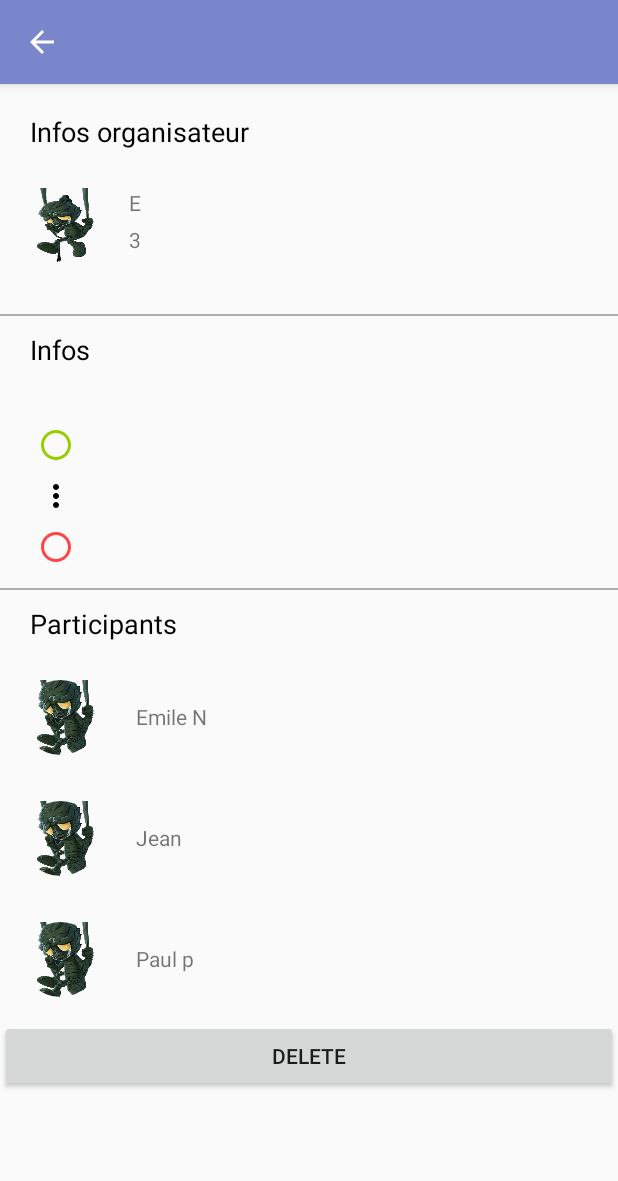
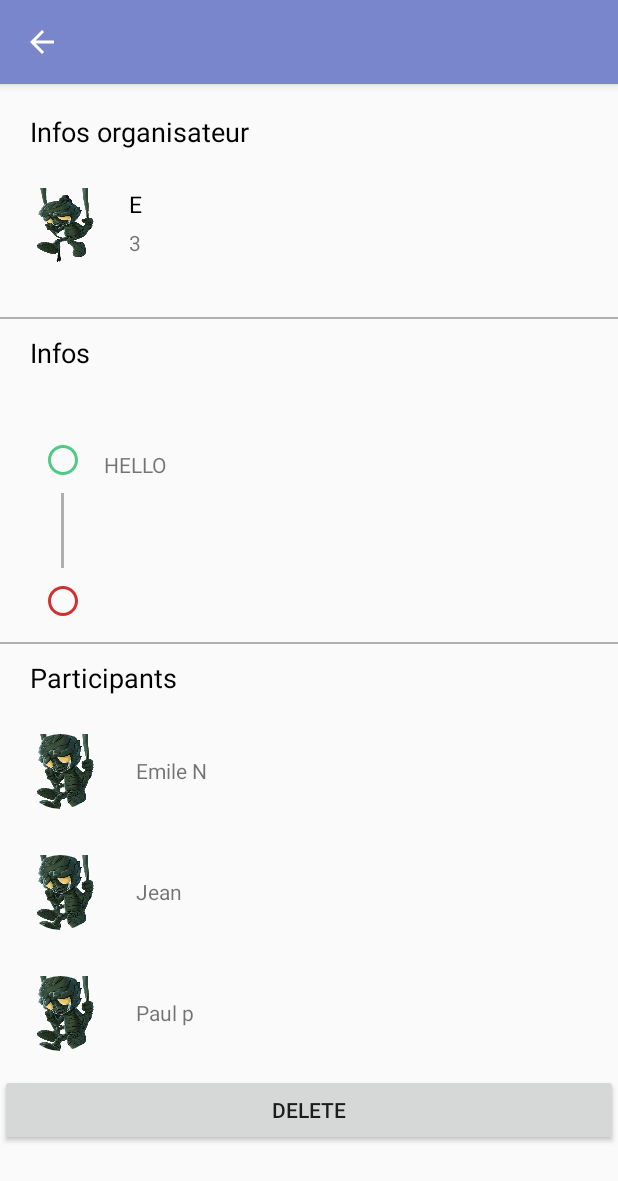
Before and after one commit to emileNetter/appli, an Android app: the MyLanDetailsActivity screen opened directly, with no data from a screen before it, on a phone screen of 412 x 824 dp. Shown: the top 1181 px of the screen. Run offline under Robolectric (Android 15) with nearby library versions, the phone set to English and light mode, and no system bars; our stand-ins replace CircleImageView; 8 statements that could not run were skipped.

Commit message:
Cleaner UI

```diff
--- a/app/src/main/res/layout/activity_my_lan_details.xml
+++ b/app/src/main/res/layout/activity_my_lan_details.xml
@@ -54,6 +54,8 @@
                 android:layout_alignTop="@id/owner_avatar"
                 android:layout_toEndOf="@id/owner_avatar"
                 android:layout_marginStart="5dp"
+                android:textSize="15dp"
+                android:textColor="@android:color/black"
                 android:layout_width="wrap_content"
                 android:layout_height="wrap_content" />
             <TextView
@@ -91,61 +93,68 @@
             <TextView
                 android:id="@+id/event_date"
                 android:layout_below="@id/banner_infos"
+                android:textAllCaps="true"
+                android:textSize="16dp"
                 android:layout_marginStart="20dp"
                 android:layout_alignStart="@id/banner_organizer"
                 android:layout_width="wrap_content"
                 android:layout_height="wrap_content" />
+            <LinearLayout
+                android:id="@+id/linear_layout_details"
+                android:layout_below="@id/event_date"
+                android:orientation="vertical"
+                android:layout_marginTop="15dp"
+                android:layout_marginBottom="15dp"
+                android:layout_marginEnd="15dp"
+                android:gravity="center_horizontal"
+                android:layout_alignStart="@id/event_date"
+                android:layout_width="wrap_content"
+                android:layout_height="wrap_content">
+
                 <ImageView
                     android:id="@+id/circle1"
-                android:layout_marginStart="15dp"
-                android:layout_marginTop="10dp"
                     android:layout_width="wrap_content"
                     android:layout_height="wrap_content"
-                android:layout_alignStart="@id/banner_organizer"
-                android:backgroundTint="@android:color/holo_green_light"
-                android:layout_below="@+id/event_date"
+                    android:backgroundTint="@color/circle_start"
                     android:background="@drawable/ic_cardview_time" />
-            <TextView
-                android:id="@+id/event_start"
-                android:layout_toEndOf="@id/circle1"
-                android:layout_below="@id/event_date"
-                android:layout_marginStart="15dp"
-                android:layout_marginTop="13dp"
-                android:layout_width="wrap_content"
-                android:layout_height="wrap_content" />
-            <ImageView
+                <View
                     android:id="@+id/dot"
-                android:layout_width="wrap_content"
-                android:layout_height="wrap_content"
-                android:layout_below="@id/circle1"
-                android:layout_marginStart="15dp"
+                    android:layout_width="2dip"
+                    android:layout_height="50dip"
                     android:layout_marginTop="10dp"
-                android:layout_alignStart="@id/banner_organizer"
-                android:background="@drawable/ic_dots_24dp" />
+                    android:layout_marginBottom="10dp"
+                    android:background="@color/password_toggle"
+                    />
 
                 <ImageView
                     android:id="@+id/circle2"
-                android:layout_marginStart="15dp"
-                android:layout_marginTop="10dp"
-                android:layout_marginBottom="15dp"
                     android:layout_width="wrap_content"
                     android:layout_height="wrap_content"
-                android:layout_below="@+id/dot"
-                android:backgroundTint="@android:color/holo_red_light"
-                android:layout_alignStart="@id/banner_organizer"
+                    android:backgroundTint="@color/circle_end"
                     android:background="@drawable/ic_cardview_time" />
+
+            </LinearLayout>
+
+            <TextView
+                android:id="@+id/event_start"
+                android:layout_toEndOf="@id/linear_layout_details"
+                android:layout_alignTop="@id/linear_layout_details"
+                android:layout_marginTop="5dp"
+                android:text="HELLO"
+                android:layout_below="@id/event_date"
+                android:layout_width="wrap_content"
+                android:layout_height="wrap_content" />
 
             <TextView
                 android:id="@+id/event_end"
-                android:layout_toEndOf="@id/circle2"
-                android:layout_below="@id/dot"
-                android:layout_marginStart="15dp"
-                android:layout_marginTop="13dp"
+                android:layout_toEndOf="@id/linear_layout_details"
+                android:layout_alignBottom="@id/linear_layout_details"
+                android:layout_marginBottom="5dp"
                 android:layout_width="wrap_content"
                 android:layout_height="wrap_content" />
             <View
                 android:id="@+id/divider2"
-                android:layout_below="@id/circle2"
+                android:layout_below="@id/linear_layout_details"
                 android:layout_width="fill_parent"
                 android:layout_height="1dip"
                 android:background="@color/password_toggle" />
--- a/app/src/main/res/values/colors.xml
+++ b/app/src/main/res/values/colors.xml
@@ -19,7 +19,8 @@
     <color name="light_grey">#dfdede</color>
     <color name="pressed_state">#dcdbdb</color>
     <color name="tab_background">#9fa8da</color>
-    <color name="banner_details">#00c853</color>
+    <color name="circle_start">#4fca82</color>
+    <color name="circle_end">#d32f2f</color>
     <!-- Nav Drawer style-->
     <color name="nav_header">#5c6bc0</color>
     <color name="color_navigation_list_background">#ffffff</color>
```
Lines whose indentation alone changed are shown as unchanged.
